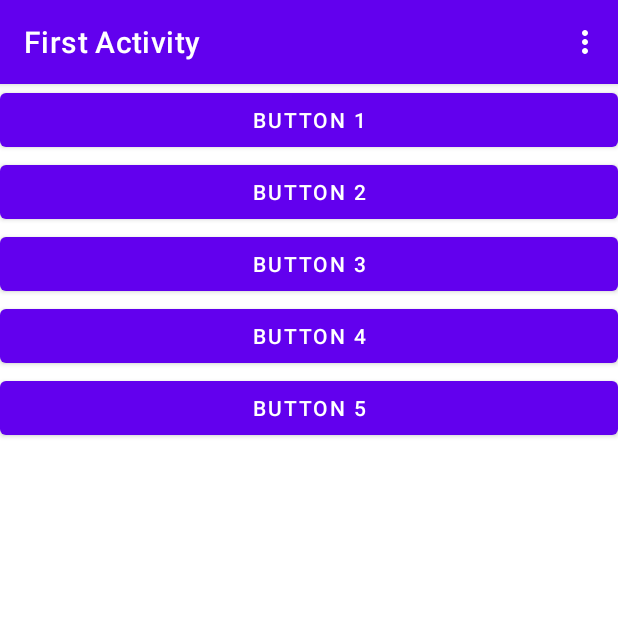
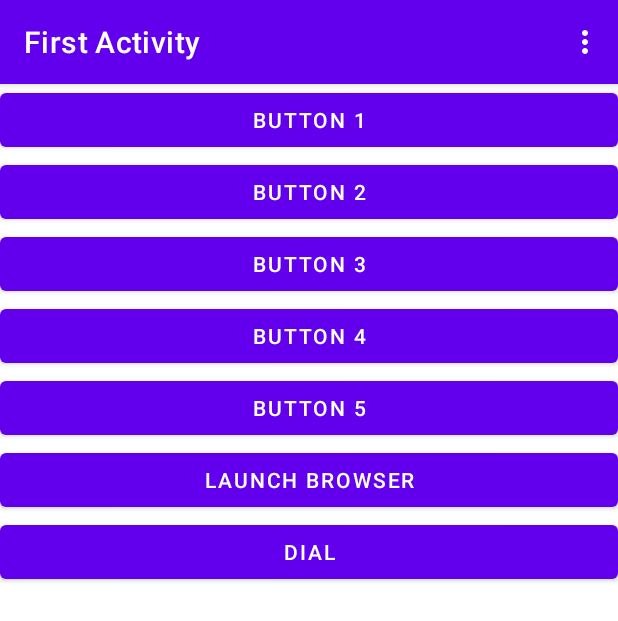
Before and after one commit to fansuregrin/AndroidStudyNotes, an Android app: the screen it shows after launch (FirstActivity), on a phone screen of 412 x 824 dp. Shown: the top 621 px of the screen. Run offline under Robolectric (Android 15) with nearby library versions, the phone set to English and light mode, and no system bars.

Commit message:
Add more usages of implicit intent

```diff
--- a/ActivityTest/app/src/main/java/com/example/activitytest/FirstActivity.java
+++ b/ActivityTest/app/src/main/java/com/example/activitytest/FirstActivity.java
@@ -1,6 +1,7 @@
 package com.example.activitytest;
 
 import android.content.Intent;
+import android.net.Uri;
 import android.os.Bundle;
 import android.view.Menu;
 import android.view.MenuItem;
@@ -54,6 +55,22 @@ public class FirstActivity extends AppCompatActivity {
             intent.addCategory("com.example.activitytest.MY_CATEGORY");
             startActivity(intent);
         });
+
+        // 启动浏览器，访问指定网站
+        Button button6 = findViewById(R.id.button_6);
+        button6.setOnClickListener(v -> {
+            Intent intent = new Intent(Intent.ACTION_VIEW);
+            intent.setData(Uri.parse("http://xiaomi.com"));
+            startActivity(intent);
+        });
+
+        // 拨号
+        Button button7 = findViewById(R.id.button_7);
+        button7.setOnClickListener(v -> {
+            Intent intent = new Intent(Intent.ACTION_DIAL);
+            intent.setData(Uri.parse("tel:10086"));
+            startActivity(intent);
+        });
     }
 
     @Override
--- a/ActivityTest/app/src/main/res/layout/first_layout.xml
+++ b/ActivityTest/app/src/main/res/layout/first_layout.xml
@@ -32,4 +32,16 @@
         android:layout_height="wrap_content"
         android:id="@+id/button_5"
         android:text="@string/button_5" />
+
+    <Button
+        android:layout_width="match_parent"
+        android:layout_height="wrap_content"
+        android:id="@+id/button_6"
+        android:text="@string/launch_browser" />
+
+    <Button
+        android:layout_width="match_parent"
+        android:layout_height="wrap_content"
+        android:id="@+id/button_7"
+        android:text="@string/dial" />
 </LinearLayout>
--- a/ActivityTest/app/src/main/res/values/strings.xml
+++ b/ActivityTest/app/src/main/res/values/strings.xml
@@ -13,4 +13,7 @@
     <string name="button_3">Button 3</string>
     <string name="button_4">Button 4</string>
     <string name="button_5">Button 5</string>
+    <string name="launch_browser">Launch Browser</string>
+    <string name="third_activity_greet">Hi! There is third activity.</string>
+    <string name="dial">Dial</string>
 </resources>
```
Also changed, not shown: ActivityTest/app/src/main/AndroidManifest.xml (+10 -0 lines), ActivityTest/app/src/main/java/com/example/activitytest/ThirdActivity.java (added, +13 -0 lines), ActivityTest/app/src/main/res/layout/third_layout.xml (added, +12 -0 lines), 1 other file.
